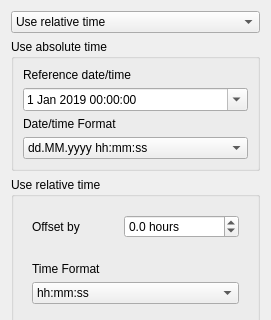
Before: the Qt Designer form src/ui/mesh/qgsmeshtimeformatdialog.ui in qgis/QGIS, drawn with Qt 5; both pictures show x 0 to 271 and y 0 to 320 of the 271 by 460 pixel window.
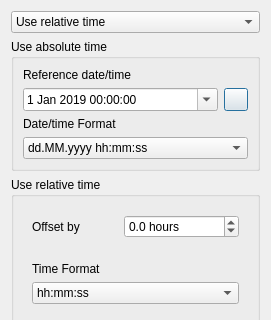
After: the same form once the commit is applied. Icons and pictures are not drawn.

```diff
--- a/src/ui/mesh/qgsmeshtimeformatdialog.ui
+++ b/src/ui/mesh/qgsmeshtimeformatdialog.ui
@@ -57,6 +57,11 @@
        </widget>
       </item>
       <item>
+       <layout class="QHBoxLayout" name="horizontalLayout_3">
+        <property name="topMargin">
+         <number>0</number>
+        </property>
+        <item>
        <widget class="QDateTimeEdit" name="mReferenceDateTimeEdit">
         <property name="dateTime">
          <datetime>
@@ -74,6 +79,25 @@
        </widget>
       </item>
       <item>
+         <widget class="QPushButton" name="mReloadReferenceTimeButton">
+          <property name="maximumSize">
+           <size>
+            <width>24</width>
+            <height>24</height>
+           </size>
+          </property>
+          <property name="text">
+           <string/>
+          </property>
+          <property name="icon">
+           <iconset resource="../../../images/images.qrc">
+            <normaloff>:/images/themes/default/mActionRefresh.svg</normaloff>:/images/themes/default/mActionRefresh.svg</iconset>
+          </property>
+         </widget>
+        </item>
+       </layout>
+      </item>
+      <item>
        <widget class="QLabel" name="label">
         <property name="text">
          <string>Date/time Format</string>
```
Left out of the diff: 7 changed lines with no effect on the pictures. Lines whose indentation alone changed are shown as unchanged.
